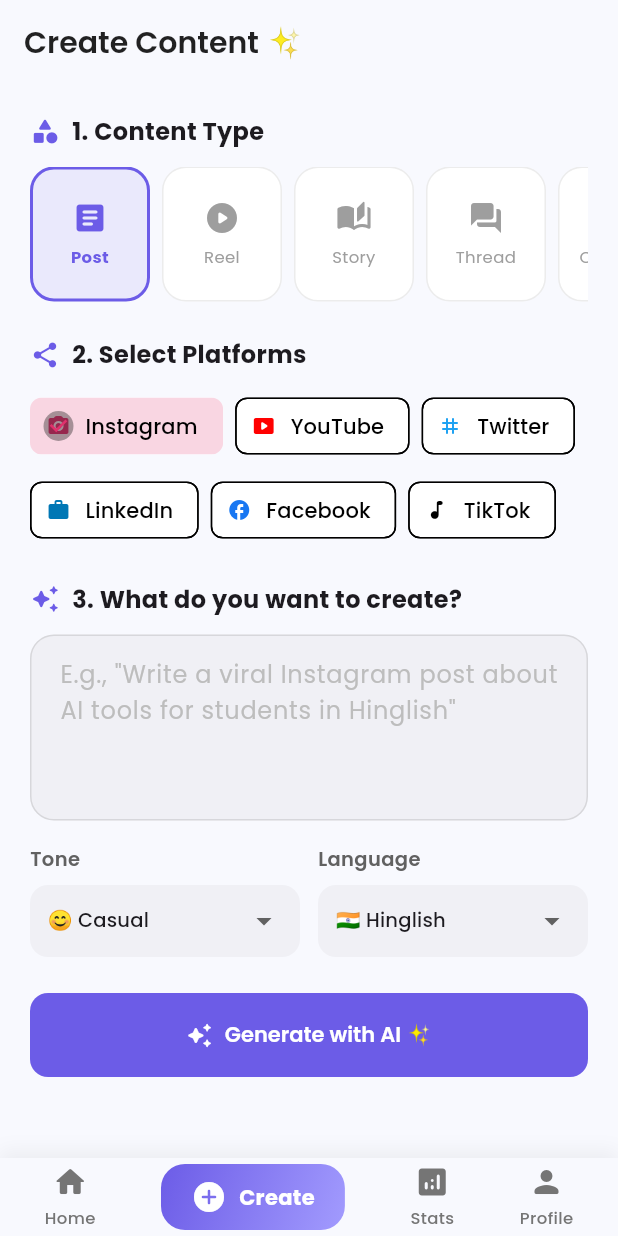
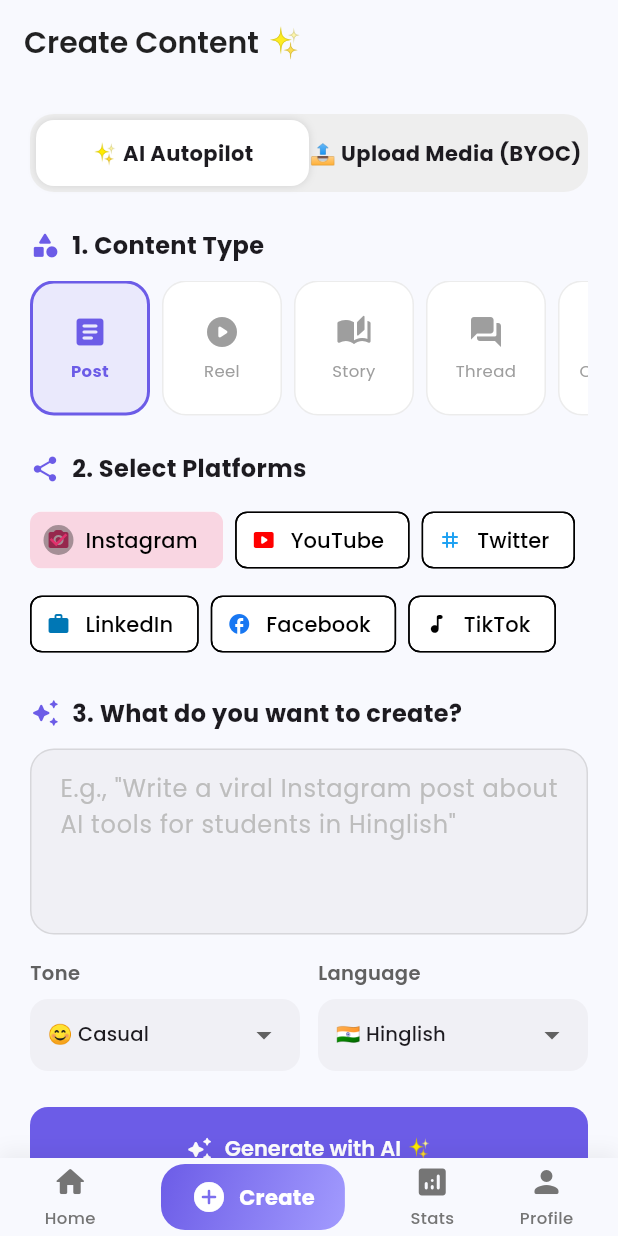
Before and after one commit to IamNG/ViralFlowAutomation, a Flutter app: the CreateContentPage screen opened by its route, on a phone screen of 412 x 824 dp. Run offline on Flutter 3.47's test engine with Material 3 defaults, Android fonts, the phone set to English and light mode, and no system bars; our stand-ins replace file_picker, fl_chart, flutter_riverpod, freezed_annotation, go_router, google_fonts and 1 more; missing offline and left inert: razorpay_flutter; accounts and stored records are empty; generated files the repository leaves out were written again.

Commit message:
feat: Add Bring Your Own Content (BYOC) UI toggle and Media Upload file picker

```diff
--- a/lib/features/content/presentation/pages/create_content_page.dart
+++ b/lib/features/content/presentation/pages/create_content_page.dart
@@ -3,6 +3,11 @@
 import 'package:viralflow_automation/app/app_theme.dart';
 import 'package:viralflow_automation/core/models/content_model.dart';
 import 'package:viralflow_automation/core/providers/providers.dart';
+import 'package:file_picker/file_picker.dart';
+import 'dart:io';
+import 'package:flutter/foundation.dart';
+
+enum CreationMode { ai, manual }
 
 class CreateContentPage extends ConsumerStatefulWidget {
   const CreateContentPage({super.key});
@@ -12,6 +17,9 @@
 }
 
 class _CreateContentPageState extends ConsumerState<CreateContentPage> {
+  CreationMode _creationMode = CreationMode.ai;
+  PlatformFile? _selectedMedia;
+
   final _promptController = TextEditingController();
   final _captionController = TextEditingController();
   ContentType _selectedContentType = ContentType.post;
@@ -140,6 +148,19 @@
     }
   }
 
+  Future<void> _pickMedia() async {
+    final result = await FilePicker.platform.pickFiles(
+      type: FileType.media,
+      allowMultiple: false,
+    );
+
+    if (result != null && result.files.isNotEmpty) {
+      setState(() {
+        _selectedMedia = result.files.first;
+      });
+    }
+  }
+
   @override
   Widget build(BuildContext context) {
     return Scaffold(
@@ -149,6 +170,48 @@
         child: Column(
           crossAxisAlignment: CrossAxisAlignment.start,
           children: [
+            // Mode Selector
+            Container(
+              padding: const EdgeInsets.all(4),
+              decoration: BoxDecoration(
+                color: Colors.grey[200],
+                borderRadius: BorderRadius.circular(16),
+              ),
+              child: Row(
+                children: [
+                  Expanded(
+                    child: GestureDetector(
+                      onTap: () => setState(() => _creationMode = CreationMode.ai),
+                      child: Container(
+                        padding: const EdgeInsets.symmetric(vertical: 12),
+                        decoration: BoxDecoration(
+                          color: _creationMode == CreationMode.ai ? Colors.white : Colors.transparent,
+                          borderRadius: BorderRadius.circular(12),
+                          boxShadow: _creationMode == CreationMode.ai ? [BoxShadow(color: Colors.black12, blurRadius: 4)] : null,
+                        ),
+                        child: const Center(child: Text('✨ AI Autopilot', style: TextStyle(fontWeight: FontWeight.bold))),
+                      ),
+                    ),
+                  ),
+                  Expanded(
+                    child: GestureDetector(
+                      onTap: () => setState(() => _creationMode = CreationMode.manual),
+                      child: Container(
+                        padding: const EdgeInsets.symmetric(vertical: 12),
+                        decoration: BoxDecoration(
+                          color: _creationMode == CreationMode.manual ? Colors.white : Colors.transparent,
+                          borderRadius: BorderRadius.circular(12),
+                          boxShadow: _creationMode == CreationMode.manual ? [BoxShadow(color: Colors.black12, blurRadius: 4)] : null,
+                        ),
+                        child: const Center(child: Text('📤 Upload Media (BYOC)', style: TextStyle(fontWeight: FontWeight.bold))),
+                      ),
+                    ),
+                  ),
+                ],
+              ),
+            ),
+            const SizedBox(height: 24),
+
             // Step 1: Content Type
             _SectionTitle('1. Content Type', Icons.category_rounded),
             const SizedBox(height: 12),
@@ -200,9 +263,10 @@
             ),
             const SizedBox(height: 24),
 
-            // Step 3: AI Prompt
-            _SectionTitle('3. What do you want to create?', Icons.auto_awesome_rounded),
-            const SizedBox(height: 12),
+            // Step 3: Conditional based on Mode
+            if (_creationMode == CreationMode.ai) ...[
+              _SectionTitle('3. What do you want to create?', Icons.auto_awesome_rounded),
+              const SizedBox(height: 12),
             TextField(
               controller: _promptController,
               maxLines: 4,
@@ -299,6 +363,63 @@
                 label: Text(_isGenerating ? 'Generating...' : 'Generate with AI ✨'),
               ),
             ),
+            ] else ...[
+              // MANUAL MODE UI
+              _SectionTitle('3. Upload your Media', Icons.upload_file_rounded),
+              const SizedBox(height: 12),
+              GestureDetector(
+                onTap: _pickMedia,
+                child: Container(
+                  width: double.infinity,
+                  height: 160,
+                  decoration: BoxDecoration(
+                    color: AppTheme.primaryColor.withOpacity(0.05),
+                    borderRadius: BorderRadius.circular(16),
+                    border: Border.all(color: AppTheme.primaryColor.withOpacity(0.3), style: BorderStyle.solid, width: 2), // Changed to solid for simplicity
+                  ),
+                  child: Center(
+                    child: _selectedMedia == null
+                        ? Column(
+                            mainAxisAlignment: MainAxisAlignment.center,
+                            children: [
+                              Icon(Icons.cloud_upload_rounded, size: 48, color: AppTheme.primaryColor.withOpacity(0.7)),
+                              const SizedBox(height: 12),
+                              const Text('Tap to upload Video or Image', style: TextStyle(fontWeight: FontWeight.bold, color: AppTheme.primaryColor)),
+                              const SizedBox(height: 4),
+                              Text('Supports MP4, MOV, JPG, PNG', style: TextStyle(fontSize: 12, color: Colors.grey[600])),
+                            ],
+                          )
+                        : Column(
+                            mainAxisAlignment: MainAxisAlignment.center,
+                            children: [
+                              const Icon(Icons.check_circle_rounded, size: 48, color: AppTheme.successColor),
+                              const SizedBox(height: 12),
+                              Text(_selectedMedia!.name, style: const TextStyle(fontWeight: FontWeight.bold, fontSize: 13), textAlign: TextAlign.center, maxLines: 1),
+                              const SizedBox(height: 4),
+                              Text('${(_selectedMedia!.size / 1024 / 1024).toStringAsFixed(2)} MB', style: TextStyle(fontSize: 12, color: Colors.grey[600])),
+                            ],
+                          ),
+                  ),
+                ),
+              ),
+              const SizedBox(height: 24),
+              _SectionTitle('4. Write Caption', Icons.edit_note_rounded),
+              const SizedBox(height: 12),
+              TextField(
+                controller: _captionController,
+                maxLines: 4,
+                decoration: InputDecoration(
+                  hintText: 'Write your caption or description here...',
+                  border: OutlineInputBorder(borderRadius: BorderRadius.circular(16)),
+                ),
+              ),
+              const SizedBox(height: 16),
+              OutlinedButton.icon(
+                onPressed: _generateHashtags,
+                icon: const Icon(Icons.auto_awesome),
+                label: const Text('Auto-generate Hashtags from Caption'),
+              ),
+            ],
             const SizedBox(height: 24),
 
             // Generated Content Preview
```
